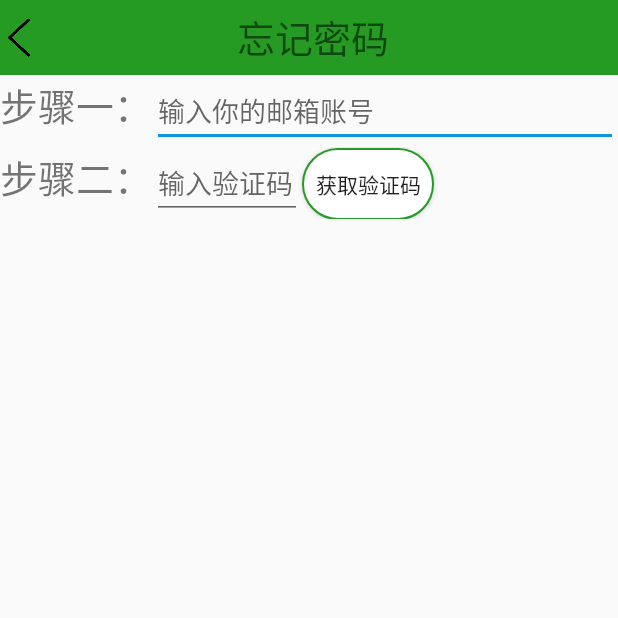
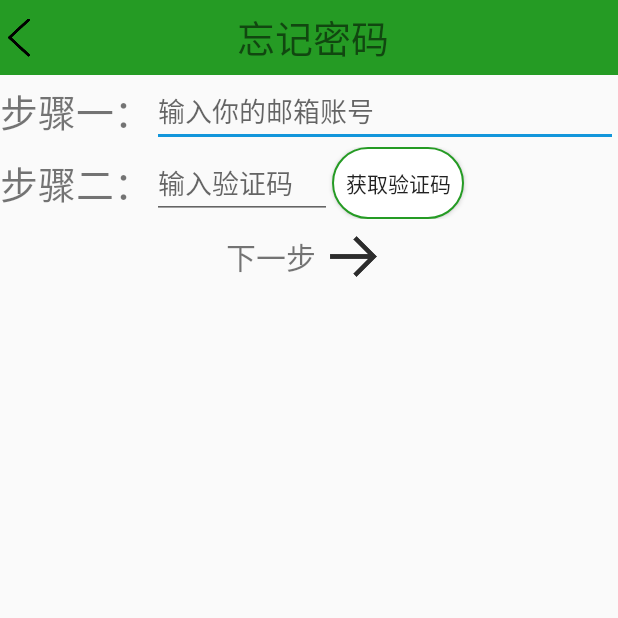
Before and after one commit to liumengyuan7/AndroidTraining, an Android app: the ForgetPassword screen opened directly, with no data from a screen before it, on a phone screen of 412 x 824 dp, the top half of it. Run offline under Robolectric (Android 15) with nearby library versions, the phone set to English and light mode, and no system bars.

Commit message:
push-by-xcy-1126pm

```diff
--- a/SmallPigeon/app/src/main/java/com/example/smallpigeon/LoginOrRegister/ForgetPassword.java
+++ b/SmallPigeon/app/src/main/java/com/example/smallpigeon/LoginOrRegister/ForgetPassword.java
@@ -3,11 +3,14 @@ package com.example.smallpigeon.LoginOrRegister;
 import androidx.appcompat.app.AppCompatActivity;
 
 import android.content.Intent;
+import android.graphics.Color;
 import android.os.Bundle;
+import android.util.Log;
 import android.view.View;
 import android.widget.Button;
 import android.widget.EditText;
 import android.widget.ImageView;
+import android.widget.TextView;
 import android.widget.Toast;
 
 import com.example.smallpigeon.R;
@@ -17,16 +20,21 @@ public class ForgetPassword extends AppCompatActivity {
     private EditText forget_password_checkCode;
     private Button forget_password_getCode;
     private ImageView img;
+    private ImageView intoNextImg;
+    private TextView intoNext;
     @Override
     protected void onCreate(Bundle savedInstanceState) {
         super.onCreate(savedInstanceState);
         setContentView(R.layout.activity_forget_password);
         getViews();
-        CheckCode();//检验验证码
+
         forget_password_getCode.setOnClickListener(new View.OnClickListener() {
             @Override
             public void onClick(View v) {
+
                 //获取邮箱验证码
+
+
             }
         });
         img.setOnClickListener(new View.OnClickListener() {
@@ -34,6 +42,18 @@ public class ForgetPassword extends AppCompatActivity {
             public void onClick(View v) {
                 Intent intent3 = new Intent(ForgetPassword.this, LoginActivity.class);
                 finish();
+            }
+        });
+        intoNextImg.setOnClickListener(new View.OnClickListener() {
+            @Override
+            public void onClick(View v) {
+                CheckCode();
+            }
+        });
+        intoNext.setOnClickListener(new View.OnClickListener() {
+            @Override
+            public void onClick(View v) {
+                CheckCode();
             }
         });
     }
@@ -44,21 +64,22 @@ public class ForgetPassword extends AppCompatActivity {
         forget_password_email=findViewById(R.id.forget_password_email);//获取邮箱地址
         forget_password_checkCode=findViewById(R.id.forget_password_checkCode);
         forget_password_getCode=findViewById(R.id.forget_password_getCode);
+        intoNext=findViewById(R.id.intoNext);
+        intoNextImg=findViewById(R.id.intoNextImg);
     }
     private void CheckCode(){
         String code = forget_password_checkCode.getText().toString();
-        if(code.length()==4){
-            if(code=="验证码"){
+        Log.e("log"," "+code);
+            if(code.equals("1234")){
                 Intent intent3 = new Intent(ForgetPassword.this, ResetPwd.class);
+                startActivity(intent3);
                 finish();
             }
             else{
                 Toast.makeText(getApplicationContext(),"验证码有误",Toast.LENGTH_SHORT).show();
             }
 
-        }
-        else{
 
-        }
+
     }
 }
--- a/SmallPigeon/app/src/main/java/com/example/smallpigeon/LoginOrRegister/LoginActivity.java
+++ b/SmallPigeon/app/src/main/java/com/example/smallpigeon/LoginOrRegister/LoginActivity.java
@@ -4,6 +4,7 @@ import androidx.appcompat.app.AppCompatActivity;
 
 import android.content.Intent;
 import android.content.SharedPreferences;
+import android.graphics.Color;
 import android.os.Bundle;
 import android.os.Handler;
 import android.os.Message;
@@ -97,6 +98,7 @@ public class LoginActivity extends AppCompatActivity {
         accountRegister.setOnClickListener(new View.OnClickListener() {
             @Override
             public void onClick(View v) {
+
                 Intent intent = new Intent(getApplicationContext(),RegisterActivity.class);
                 startActivity(intent);
             }
@@ -124,7 +126,8 @@ public class LoginActivity extends AppCompatActivity {
         forgetPassword.setOnClickListener(new View.OnClickListener() {
             @Override
             public void onClick(View v) {
-
+                Intent intent = new Intent(getApplicationContext(),ForgetPassword.class);
+                startActivity(intent);
             }
         });
     }
--- a/SmallPigeon/app/src/main/java/com/example/smallpigeon/LoginOrRegister/RegisterActivity.java
+++ b/SmallPigeon/app/src/main/java/com/example/smallpigeon/LoginOrRegister/RegisterActivity.java
@@ -148,7 +148,7 @@ public class RegisterActivity extends AppCompatActivity {
 
                 case R.id.btn_FinishReg:
 //                    String checkcode=register_checkCode.getText().toString();//获取用户输入的验证码
-//                    if(checkcode=="验证码"){
+//                    if(checkcode.equals("验证码")){
 //                        //提示注册成功  148行之后的代码挪至此处
 //                    }
 //                    else{
--- a/SmallPigeon/app/src/main/java/com/example/smallpigeon/LoginOrRegister/ResetPwd.java
+++ b/SmallPigeon/app/src/main/java/com/example/smallpigeon/LoginOrRegister/ResetPwd.java
@@ -36,6 +36,7 @@ public class ResetPwd extends AppCompatActivity {
             @Override
             public void onClick(View v) {
                 Intent intent3 = new Intent(ResetPwd.this, ForgetPassword.class);
+                startActivity(intent3);
                 finish();
             }
         });
--- a/SmallPigeon/app/src/main/res/drawable/main.xml
+++ b/SmallPigeon/app/src/main/res/drawable/main.xml
@@ -1,7 +1,7 @@
 <?xml version="1.0" encoding="utf-8"?>
 <shape xmlns:android="http://schemas.android.com/apk/res/android" >
     //这里是Linearlayout布局的背景颜色
-    <solid android:color="#FFFFFF" />
+    <solid android:color="#E6E6E6" />
     //这里是设置边框线的粗细和颜色
     <stroke
         android:width="1dp"
--- a/SmallPigeon/app/src/main/res/layout/activity_forget_password.xml
+++ b/SmallPigeon/app/src/main/res/layout/activity_forget_password.xml
@@ -29,16 +29,19 @@
             android:textSize="25dp"/>
     </LinearLayout>
     <LinearLayout
+        android:gravity="left"
         android:layout_width="match_parent"
         android:orientation="horizontal"
         android:layout_height="wrap_content">
         <TextView
+            android:layout_gravity="center"
             android:layout_width="wrap_content"
             android:layout_height="wrap_content"
             android:textSize="25sp"
             android:text="步骤一："
             />
         <EditText
+            android:layout_gravity="center"
             android:id="@+id/forget_password_email"
             android:layout_width="match_parent"
             android:layout_height="wrap_content"
@@ -47,28 +50,50 @@
 
     </LinearLayout>
     <LinearLayout
+        android:gravity="left"
         android:layout_width="match_parent"
         android:orientation="horizontal"
         android:layout_height="wrap_content">
         <TextView
+            android:layout_gravity="center"
             android:layout_width="wrap_content"
             android:layout_height="wrap_content"
             android:textSize="25sp"
             android:text="步骤二："
             />
         <EditText
+            android:layout_gravity="center"
             android:id="@+id/forget_password_checkCode"
-            android:layout_width="100dp"
+            android:layout_width="120dp"
             android:layout_height="wrap_content"
             android:hint="输入验证码"
             />
         <Button
             android:id="@+id/forget_password_getCode"
-            android:background="@drawable/circular"
             android:layout_width="wrap_content"
             android:layout_height="wrap_content"
             android:text="获取验证码"
+            android:background="@drawable/circular"
             />
 
     </LinearLayout>
+    <LinearLayout
+        android:gravity="center"
+        android:layout_width="match_parent"
+        android:layout_height="wrap_content">
+        <TextView
+            android:layout_width="wrap_content"
+            android:layout_height="wrap_content"
+            android:text="下一步"
+            android:textSize="20sp"
+            android:id="@+id/intoNext"
+            />
+        <ImageView
+            android:layout_width="50dp"
+            android:layout_height="50dp"
+            android:src="@drawable/next"
+            android:id="@+id/intoNextImg"
+            />
+    </LinearLayout>
+
 </LinearLayout>
--- a/SmallPigeon/app/src/main/res/layout/activity_personal_center.xml
+++ b/SmallPigeon/app/src/main/res/layout/activity_personal_center.xml
@@ -51,9 +51,9 @@
                 android:layout_height="80dp"
                 android:src="@drawable/woman"
                 android:id="@+id/personal_center_userImg"
-                imagecontrol:border_inside_color="#F5F5F5"
+                imagecontrol:border_inside_color="#259B24"
                 imagecontrol:border_outside_color="#ffffff"
-                imagecontrol:border_thickness="4dp"/>
+                imagecontrol:border_thickness="1dp"/>
             <ImageView
                 android:layout_gravity="center"
                 android:layout_width="30dp"
--- a/SmallPigeon/app/src/main/res/layout/fragment_my.xml
+++ b/SmallPigeon/app/src/main/res/layout/fragment_my.xml
@@ -32,9 +32,9 @@
             android:layout_width="80dp"
             android:layout_height="80dp"
             android:src="@drawable/woman"
-            imagecontrol:border_inside_color="#F5F5F5"
+            imagecontrol:border_inside_color="#259B24"
             imagecontrol:border_outside_color="#ffffff"
-            imagecontrol:border_thickness="4dp"/>
+            imagecontrol:border_thickness="1dp"/>
 
         <Button
             android:layout_width="wrap_content"
```
Also changed, not shown: SmallPigeon/app/src/main/res/layout/activity_register.xml (+7 -0 lines), SmallPigeon/app/src/main/res/drawable/next.png (added).
